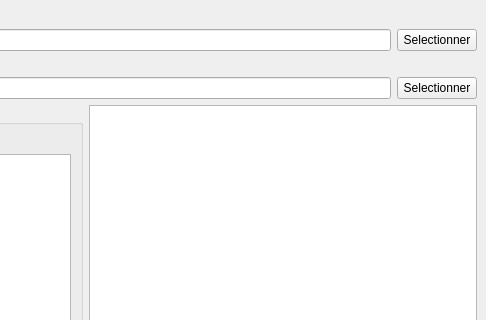
Above: mainwindow.ui from clecle226/MassVaudou before the change; both pictures show x 314 to 800 and y 0 to 320 of the 800 by 600 pixel window. Below: the same form after it.
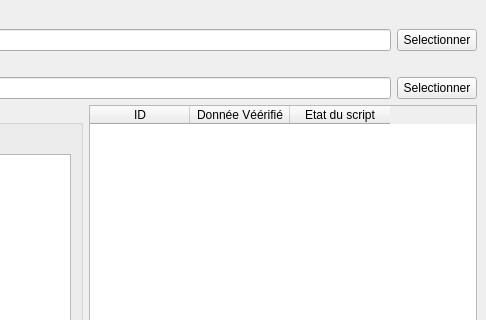
That is the form after the change.

Patch:
```diff
--- a/mainwindow.ui
+++ b/mainwindow.ui
@@ -16,7 +16,32 @@
   <widget class="QWidget" name="centralwidget">
    <layout class="QGridLayout" name="gridLayout">
     <item row="6" column="1">
-     <widget class="QTableWidget" name="tableWidget"/>
+     <widget class="QTableWidget" name="tableWidget">
+      <property name="editTriggers">
+       <set>QAbstractItemView::NoEditTriggers</set>
+      </property>
+      <property name="selectionBehavior">
+       <enum>QAbstractItemView::SelectRows</enum>
+      </property>
+      <property name="columnCount">
+       <number>3</number>
+      </property>
+      <column>
+       <property name="text">
+        <string>ID</string>
+       </property>
+      </column>
+      <column>
+       <property name="text">
+        <string>Donnée Véérifié</string>
+       </property>
+      </column>
+      <column>
+       <property name="text">
+        <string>Etat du script</string>
+       </property>
+      </column>
+     </widget>
     </item>
     <item row="7" column="1">
      <widget class="QPushButton" name="ButtonAllGo">
```
Left out of the diff: 24 changed lines with no effect on the pictures.
